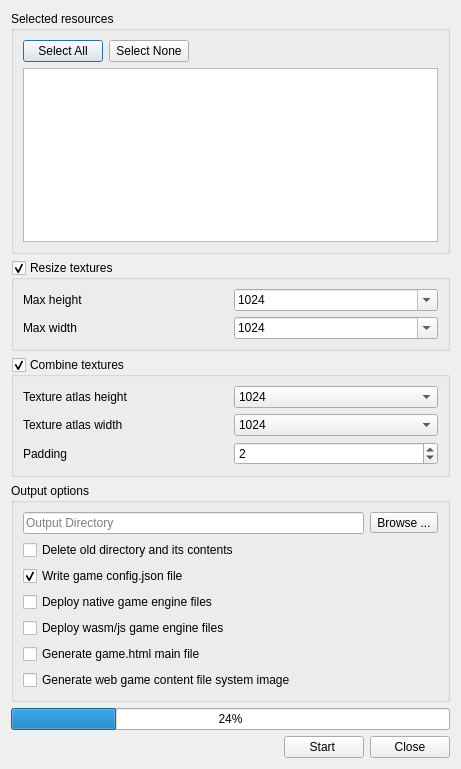
First picture: the form in editor/gui/dlgpackage.ui, repository ensisoft/detonator, before the edit.
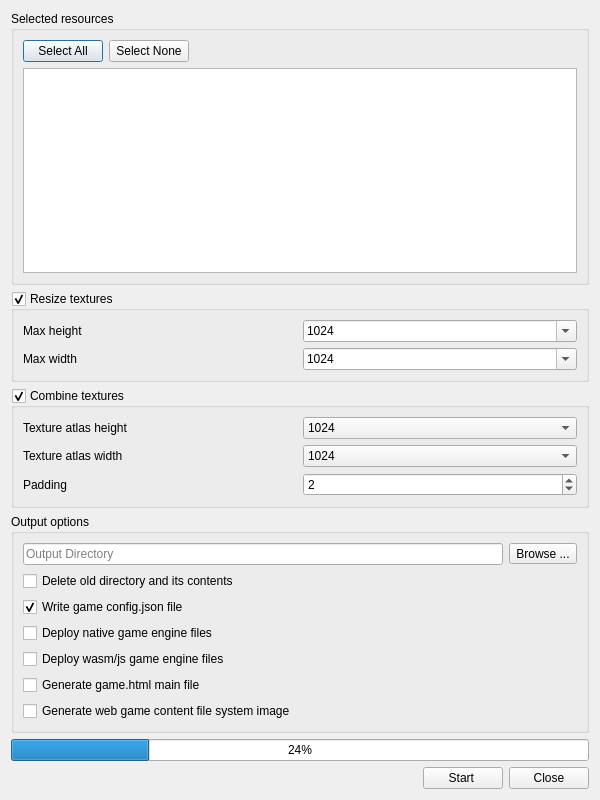
Second picture: the form after the edit. Icons and pictures are not drawn.

Commit message:
Make some non-persistent GSEditor dialogs consistent in size
Make some non-persistent GSEditor dialogs consistent in size.

```diff
--- a/editor/gui/dlgpackage.ui
+++ b/editor/gui/dlgpackage.ui
@@ -6,8 +6,8 @@
    <rect>
     <x>0</x>
     <y>0</y>
-    <width>461</width>
-    <height>769</height>
+    <width>600</width>
+    <height>800</height>
    </rect>
   </property>
   <property name="windowTitle">
```
The commit also changes 4 other files.
